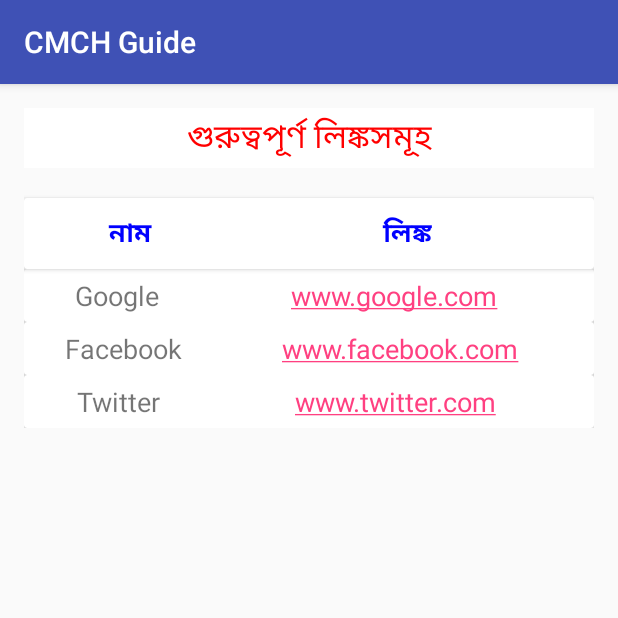
After one commit to Probstat-Infolab/CMCHGuide, an Android app: the LinkActivity screen opened directly, with no data from a screen before it, on a phone screen of 412 x 824 dp, the top half of it. The commit adds this screen. Run offline under Robolectric (Android 15) with nearby library versions, the phone set to English and light mode, and no system bars.

Commit message:
Added LinkActivity and it should work perfectly. --- Amrit

```diff
--- a/app/build.gradle
+++ b/app/build.gradle
@@ -24,4 +24,5 @@ dependencies {
     testCompile 'junit:junit:4.12'
     compile 'com.android.support:appcompat-v7:23.4.0'
     compile 'com.android.support:design:23.4.0'
+    compile 'com.android.support:cardview-v7:24.2.1'
 }
--- a/app/src/main/AndroidManifest.xml
+++ b/app/src/main/AndroidManifest.xml
@@ -18,6 +18,7 @@
                 <category android:name="android.intent.category.LAUNCHER" />
             </intent-filter>
         </activity>
+        <activity android:name=".links.LinkActivity"></activity>
     </application>
 
 </manifest>
--- /dev/null
+++ b/app/src/main/java/com/probstatinfolab/cmchguide/links/LinkActivity.java
@@ -0,0 +1,15 @@
+package com.probstatinfolab.cmchguide.links;
+
+import android.support.v7.app.AppCompatActivity;
+import android.os.Bundle;
+
+import com.probstatinfolab.cmchguide.R;
+
+public class LinkActivity extends AppCompatActivity {
+
+    @Override
+    protected void onCreate(Bundle savedInstanceState) {
+        super.onCreate(savedInstanceState);
+        setContentView(R.layout.activity_link);
+    }
+}
--- /dev/null
+++ b/app/src/main/res/layout/activity_link.xml
@@ -0,0 +1,161 @@
+<?xml version="1.0" encoding="utf-8"?>
+<LinearLayout xmlns:android="http://schemas.android.com/apk/res/android"
+    xmlns:tools="http://schemas.android.com/tools"
+    android:id="@+id/activity_link"
+    android:layout_width="match_parent"
+    android:layout_height="match_parent"
+    android:orientation="vertical"
+    android:paddingBottom="@dimen/activity_vertical_margin"
+    android:paddingLeft="@dimen/activity_horizontal_margin"
+    android:paddingRight="@dimen/activity_horizontal_margin"
+    android:paddingTop="@dimen/activity_vertical_margin"
+    tools:context="com.probstatinfolab.cmchguide.links.LinkActivity">
+
+    <TextView
+        android:layout_width="match_parent"
+        android:layout_height="40dp"
+        android:layout_marginBottom="20dp"
+        android:background="#FFF"
+        android:gravity="center"
+        android:text="@string/linktitle"
+        android:textColor="#FF0000"
+        android:textSize="22dp" />
+
+    <android.support.v7.widget.CardView
+        android:layout_width="match_parent"
+        android:layout_height="wrap_content"
+        android:paddingBottom="10dp">
+
+        <LinearLayout
+            android:layout_width="match_parent"
+            android:layout_height="wrap_content"
+            android:orientation="horizontal"
+            android:paddingBottom="10dp"
+            android:paddingLeft="5dp"
+            android:paddingRight="5dp"
+            android:paddingTop="10dp">
+
+            <TextView
+                android:id="@+id/tvname"
+                android:layout_width="wrap_content"
+                android:layout_height="wrap_content"
+                android:layout_weight="1"
+                android:gravity="center"
+                android:text="@string/name"
+                android:textColor="#0000FF"
+                android:textSize="18dp" />
+
+            <TextView
+                android:id="@+id/tvlink"
+                android:layout_width="wrap_content"
+                android:layout_height="wrap_content"
+                android:layout_weight="2"
+                android:gravity="center"
+                android:text="@string/links"
+                android:textColor="#0000FF"
+                android:textSize="18dp" />
+        </LinearLayout>
+    </android.support.v7.widget.CardView>
+
+    <ScrollView
+        android:layout_width="match_parent"
+        android:layout_height="wrap_content">
+
+        <LinearLayout
+            android:layout_width="match_parent"
+            android:layout_height="wrap_content"
+            android:orientation="vertical">
+
+            <android.support.v7.widget.CardView
+                android:layout_width="match_parent"
+                android:layout_height="match_parent"
+                android:paddingBottom="5dp">
+
+                <LinearLayout
+                    android:layout_width="match_parent"
+                    android:layout_height="match_parent"
+                    android:orientation="horizontal"
+                    android:padding="5dp">
+
+                    <TextView
+                        android:layout_width="wrap_content"
+                        android:layout_height="wrap_content"
+                        android:layout_weight="1"
+                        android:gravity="center"
+                        android:text="@string/google"
+                        android:textSize="18dp" />
+
+                    <TextView
+                        android:layout_width="wrap_content"
+                        android:layout_height="wrap_content"
+                        android:layout_weight="2"
+                        android:autoLink="web"
+                        android:gravity="center"
+                        android:text="@string/googlelink"
+                        android:textSize="18dp" />
+                </LinearLayout>
+            </android.support.v7.widget.CardView>
+
+            <android.support.v7.widget.CardView
+                android:layout_width="match_parent"
+                android:layout_height="match_parent"
+                android:paddingBottom="5dp">
+
+                <LinearLayout
+                    android:layout_width="match_parent"
+                    android:layout_height="match_parent"
+                    android:orientation="horizontal"
+                    android:padding="5dp">
+
+                    <TextView
+                        android:layout_width="wrap_content"
+                        android:layout_height="wrap_content"
+                        android:layout_weight="1"
+                        android:gravity="center"
+                        android:text="@string/facebook"
+                        android:textSize="18dp" />
+
+                    <TextView
+                        android:layout_width="wrap_content"
+                        android:layout_height="wrap_content"
+                        android:layout_weight="2"
+                        android:autoLink="web"
+                        android:gravity="center"
+                        android:text="@string/facebooklink"
+                        android:textSize="18dp" />
+                </LinearLayout>
+            </android.support.v7.widget.CardView>
+
+            <android.support.v7.widget.CardView
+                android:layout_width="match_parent"
+                android:layout_height="match_parent"
+                android:paddingBottom="5dp">
+
+                <LinearLayout
+                    android:layout_width="match_parent"
+                    android:layout_height="match_parent"
+                    android:orientation="horizontal"
+                    android:padding="5dp">
+
+                    <TextView
+                        android:layout_width="wrap_content"
+                        android:layout_height="wrap_content"
+                        android:layout_weight="1"
+                        android:gravity="center"
+                        android:text="@string/twitter"
+                        android:textSize="18dp" />
+
+                    <TextView
+                        android:layout_width="wrap_content"
+                        android:layout_height="wrap_content"
+                        android:layout_weight="2"
+                        android:autoLink="web"
+                        android:gravity="center"
+                        android:text="@string/twitterlink"
+                        android:textSize="18dp" />
+                </LinearLayout>
+            </android.support.v7.widget.CardView>
+        </LinearLayout>
+    </ScrollView>
+
+</LinearLayout>
--- a/app/src/main/res/values/links_strings.xml
+++ b/app/src/main/res/values/links_strings.xml
@@ -1,2 +1,12 @@
 <?xml version="1.0" encoding="utf-8"?>
-<resources></resources>
+<resources>
+    <string name="name"><b>নাম</b></string>
+    <string name="links"><b>লিঙ্ক</b></string>
+    <string name="google">Google</string>
+    <string name="googlelink">www.google.com</string>
+    <string name="facebook">Facebook</string>
+    <string name="facebooklink">www.facebook.com</string>
+    <string name="twitter">Twitter</string>
+    <string name="twitterlink">www.twitter.com</string>
+    <string name="linktitle">গুরুত্বপূর্ণ লিঙ্কসমূহ</string>
+</resources>
--- a/build.gradle
+++ b/build.gradle
@@ -5,7 +5,7 @@ buildscript {
         jcenter()
     }
     dependencies {
-        classpath 'com.android.tools.build:gradle:2.1.2'
+        classpath 'com.android.tools.build:gradle:2.2.1'
 
         // NOTE: Do not place your application dependencies here; they belong
         // in the individual module build.gradle files
```
Also changed, not shown: gradle/wrapper/gradle-wrapper.properties.
